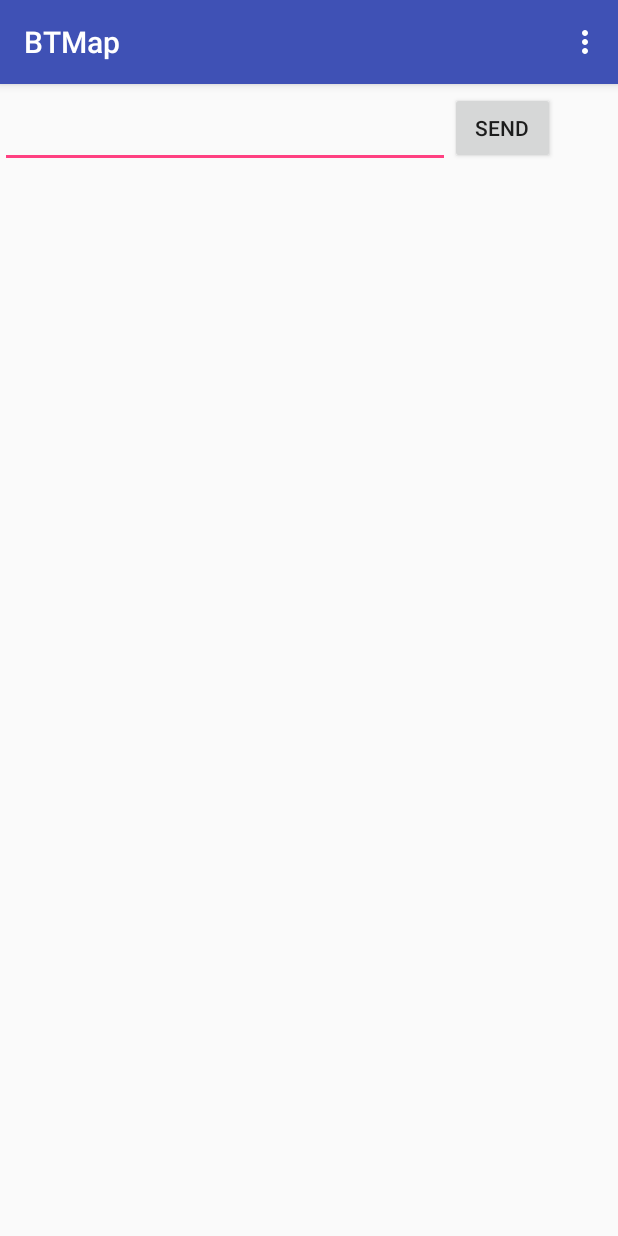
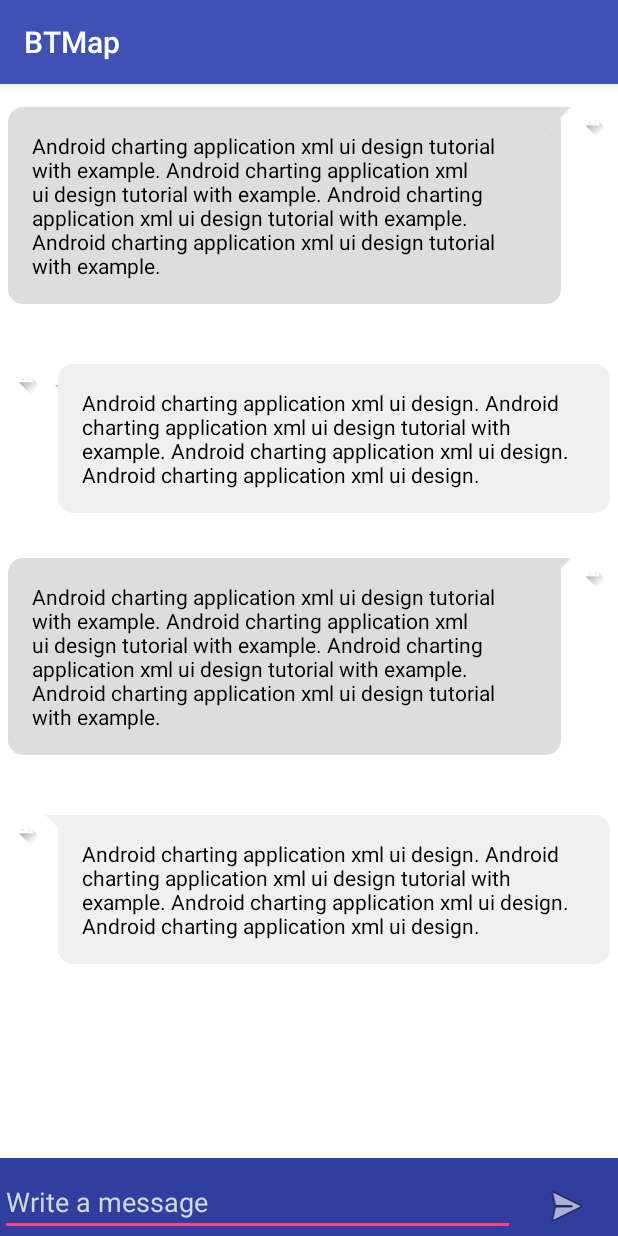
Before and after one commit to kashyapnanavati/BTMapAndroid, an Android app: the MainActivity screen opened directly, with no data from a screen before it, after a tap on "START", on a phone screen of 412 x 824 dp. Run offline under Robolectric (Android 15) with nearby library versions, the phone set to English and light mode, and no system bars; 2 other taps on this screen came first.

Commit message:
New Layout added to send/receive messages

```diff
--- a/app/src/main/AndroidManifest.xml
+++ b/app/src/main/AndroidManifest.xml
@@ -17,7 +17,7 @@
         <activity
             android:name=".MainActivity"
             android:label="@string/app_name"
-            android:theme="@style/AppTheme.NoActionBar"></activity>
+            android:theme="@style/AppTheme.NoActionBar" />
         <activity android:name=".TestMessage" />
         <activity
             android:name=".HomeScreen"
@@ -28,6 +28,7 @@
                 <category android:name="android.intent.category.LAUNCHER" />
             </intent-filter>
         </activity>
+        <activity android:name=".Message"></activity>
     </application>
 
 </manifest>
--- a/app/src/main/java/com/btmap/jankidave/btmap/MainActivity.java
+++ b/app/src/main/java/com/btmap/jankidave/btmap/MainActivity.java
@@ -81,7 +81,8 @@ public class MainActivity extends AppCompatActivity {
             @Override
             public void onClick(View view) {
                 System.out.println("Start New Activity \n");
-                Intent Intent = new Intent(view.getContext(), TestMessage.class);
+                //Intent Intent = new Intent(view.getContext(), TestMessage.class);
+                Intent Intent = new Intent(view.getContext(), Message.class);
                 view.getContext().startActivity(Intent);
             }
         });
--- /dev/null
+++ b/app/src/main/java/com/btmap/jankidave/btmap/Message.java
@@ -0,0 +1,13 @@
+package com.btmap.jankidave.btmap;
+
+import android.support.v7.app.AppCompatActivity;
+import android.os.Bundle;
+
+public class Message extends AppCompatActivity {
+
+    @Override
+    protected void onCreate(Bundle savedInstanceState) {
+        super.onCreate(savedInstanceState);
+        setContentView(R.layout.activity_message);
+    }
+}
--- /dev/null
+++ b/app/src/main/res/drawable/rounded_corner.xml
@@ -0,0 +1,13 @@
+<?xml version="1.0" encoding="utf-8"?>
+<shape xmlns:android="http://schemas.android.com/apk/res/android">
+    <solid android:color="#dddddd" />
+    <stroke
+        android:width="0dip"
+        android:color="#dddddd" />
+    <corners android:radius="10dip" />
+    <padding
+        android:bottom="0dip"
+        android:left="0dip"
+        android:right="0dip"
+        android:top="0dip" />
+</shape>
--- /dev/null
+++ b/app/src/main/res/drawable/rounded_corner1.xml
@@ -0,0 +1,13 @@
+<?xml version="1.0" encoding="utf-8"?>
+<shape xmlns:android="http://schemas.android.com/apk/res/android">
+    <solid android:color="#f0f0f0" />
+    <stroke
+        android:width="0dip"
+        android:color="#f0f0f0" />
+    <corners android:radius="10dip" />
+    <padding
+        android:bottom="0dip"
+        android:left="0dip"
+        android:right="0dip"
+        android:top="0dip" />
+</shape>
--- /dev/null
+++ b/app/src/main/res/layout/activity_message.xml
@@ -0,0 +1,180 @@
+<?xml version="1.0" encoding="utf-8"?>
+<LinearLayout xmlns:android="http://schemas.android.com/apk/res/android"
+    xmlns:tools="http://schemas.android.com/tools"
+    android:layout_width="match_parent"
+    android:layout_height="match_parent"
+    android:background="#ffffff"
+    android:orientation="vertical"
+    tools:context="com.btmap.jankidave.btmap.Message">
+
+    <ScrollView
+        android:layout_width="match_parent"
+        android:layout_weight="20"
+        android:layout_height="wrap_content">
+
+        <RelativeLayout
+            android:layout_width="match_parent"
+            android:layout_height="wrap_content"
+            android:paddingBottom="@dimen/activity_vertical_margin"
+            android:paddingLeft="@dimen/activity_horizontal_margin"
+            android:paddingRight="@dimen/activity_horizontal_margin"
+            android:paddingTop="@dimen/activity_vertical_margin">
+
+            <LinearLayout
+                android:id="@+id/layout1"
+                android:layout_width="match_parent"
+                android:layout_height="wrap_content"
+                android:orientation="horizontal">
+
+                <TextView
+                    android:id="@+id/textView"
+                    android:layout_width="wrap_content"
+                    android:layout_height="wrap_content"
+                    android:layout_marginTop="10dp"
+                    android:layout_weight="6"
+                    android:background="@drawable/rounded_corner"
+                    android:padding="16dp"
+                    android:text="Android charting application xml ui design tutorial with example. Android charting application xml ui design tutorial with example. Android charting application xml ui design tutorial with example. Android charting application xml ui design tutorial with example."
+                    android:textColor="#000" />
+
+                <ImageView
+                    android:id="@+id/imageView"
+                    android:layout_width="30dp"
+                    android:layout_height="30dp"
+                    android:layout_marginLeft="-15dp"
+                    android:layout_marginTop="6.5dp"
+                    android:layout_weight="1"
+                    android:src="@drawable/arrow_bg1" />
+
+                <ImageView
+                    android:id="@+id/imageView2"
+                    android:layout_width="40dp"
+                    android:layout_height="40dp"
+                    android:layout_marginTop="0dp"
+                    android:layout_weight="3"
+                    android:src="@drawable/ic_launcher_foreground" />
+
+            </LinearLayout>
+
+            <LinearLayout
+                android:id="@+id/layout2"
+                android:layout_width="match_parent"
+                android:layout_height="wrap_content"
+                android:layout_below="@+id/layout1"
+                android:layout_marginTop="30dp"
+                android:orientation="horizontal">
+
+                <ImageView
+                    android:id="@+id/imageView3"
+                    android:layout_width="40dp"
+                    android:layout_height="40dp"
+                    android:layout_marginTop="0dp"
+                    android:layout_weight="3"
+                    android:src="@drawable/ic_launcher_foreground" />
+
+                <ImageView
+                    android:id="@+id/imageView1"
+                    android:layout_width="30dp"
+                    android:layout_height="30dp"
+                    android:layout_marginRight="-15dp"
+                    android:layout_marginTop="6.5dp"
+                    android:layout_weight="1"
+                    android:src="@drawable/ic_launcher_foreground" />
+
+                <TextView
+                    android:id="@+id/textView1"
+                    android:layout_width="wrap_content"
+                    android:layout_height="wrap_content"
+                    android:layout_marginTop="10dp"
+                    android:layout_weight="6"
+                    android:background="@drawable/rounded_corner1"
+                    android:padding="16dp"
+                    android:text="Android charting application xml ui design. Android charting application xml ui design tutorial with example. Android charting application xml ui design. Android charting application xml ui design. "
+                    android:textColor="#000" />
+
+            </LinearLayout>
+
+            <LinearLayout
+                android:id="@+id/layout3"
+                android:layout_width="match_parent"
+                android:layout_height="wrap_content"
+                android:layout_below="@+id/layout2"
+                android:layout_marginTop="20dp"
+                android:orientation="horizontal">
+
+                <TextView
+                    android:id="@+id/textView3"
+                    android:layout_width="wrap_content"
+                    android:layout_height="wrap_content"
+                    android:layout_marginTop="10dp"
+                    android:layout_weight="6"
+                    android:background="@drawable/rounded_corner"
+                    android:padding="16dp"
+                    android:text="Android charting application xml ui design tutorial with example. Android charting application xml ui design tutorial with example. Android charting application xml ui design tutorial with example. Android charting application xml ui design tutorial with example."
+                    android:textColor="#000" />
+
+                <ImageView
+                    android:id="@+id/imageView4"
+                    android:layout_width="30dp"
+                    android:layout_height="30dp"
+                    android:layout_marginLeft="-15dp"
+                    android:layout_marginTop="6.5dp"
+                    android:layout_weight="1"
+                    android:src="@drawable/arrow_bg1" />
+
+                <ImageView
+                    android:id="@+id/imageView5"
+                    android:layout_width="40dp"
+                    android:layout_height="40dp"
+                    android:layout_marginTop="0dp"
+                    android:layout_weight="3"
+                    android:src="@drawable/ic_launcher_foreground" />
+
+            </LinearLayout>
+
+            <LinearLayout
+                android:id="@+id/layout4"
+                android:layout_width="match_parent"
+                android:layout_height="wrap_content"
+                android:layout_below="@+id/layout3"
+                android:layout_marginTop="30dp"
+                android:orientation="horizontal">
+
+                <ImageView
+                    android:id="@+id/imageView6"
+                    android:layout_width="40dp"
+                    android:layout_height="40dp"
+                    android:layout_marginTop="0dp"
+                    android:layout_weight="3"
+                    android:src="@drawable/ic_launcher_foreground" />
+
+                <ImageView
+                    android:id="@+id/imageView7"
+                    android:layout_width="30dp"
+                    android:layout_height="30dp"
+                    android:layout_marginRight="-15dp"
+                    android:layout_marginTop="6.5dp"
+                    android:layout_weight="1"
+                    android:src="@drawable/arrow_bg2" />
+
+                <TextView
+                    android:id="@+id/textView5"
+                    android:layout_width="wrap_content"
+                    android:layout_height="wrap_content"
+                    android:layout_marginTop="10dp"
+                    android:layout_weight="6"
+                    android:background="@drawable/rounded_corner1"
+                    android:padding="16dp"
+                    android:text="Android charting application xml ui design. Android charting application xml ui design tutorial with example. Android charting application xml ui design. Android charting application xml ui design. "
+                    android:textColor="#000" />
+            </LinearLayout>
+        </RelativeLayout>
+    </ScrollView>
+
+    <include
+        layout="@layout/type_message_area"
+        android:layout_width="match_parent"
+        android:layout_weight="1"
+        android:layout_height="wrap_content"
+        android:gravity="bottom" />
+</LinearLayout>
--- /dev/null
+++ b/app/src/main/res/layout/type_message_area.xml
@@ -0,0 +1,23 @@
+<?xml version="1.0" encoding="utf-8"?>
+<LinearLayout xmlns:android="http://schemas.android.com/apk/res/android"
+    android:layout_width="match_parent"
+    android:layout_height="match_parent"
+    android:background="@color/colorPrimaryDark"
+    android:gravity="bottom"
+    android:orientation="horizontal">
+
+    <EditText
+        android:layout_width="match_parent"
+        android:layout_height="wrap_content"
+        android:layout_weight="1"
+        android:textColorHint="#CFD8DC"
+        android:textColor="#CFD8DC"
+        android:hint="Write a message" />
+
+    <ImageView
+        android:layout_width="match_parent"
+        android:layout_height="wrap_content"
+        android:layout_weight="5"
+        android:padding="4dp"
+        android:src="@android:drawable/ic_menu_send" />
+</LinearLayout>
--- a/app/src/main/res/values/dimens.xml
+++ b/app/src/main/res/values/dimens.xml
@@ -1,3 +1,5 @@
 <resources>
     <dimen name="fab_margin">16dp</dimen>
+    <dimen name="activity_vertical_margin">5dp</dimen>
+    <dimen name="activity_horizontal_margin">5dp</dimen>
 </resources>
```
Also changed, not shown: app/src/main/res/drawable/arrow_bg1.png (added), app/src/main/res/drawable/arrow_bg2.png (added).
